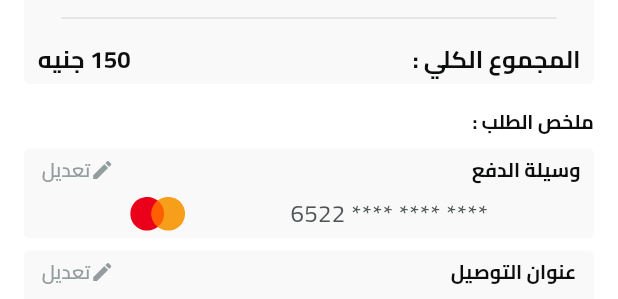
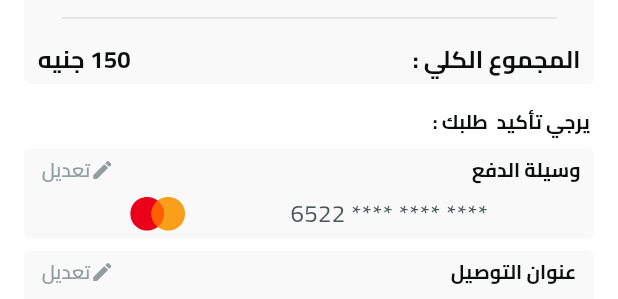
Before and after one commit to RafatMohamed/E-Commerce-App-Food-, a Flutter app: the CheckOutViewBody widget shown alone on an empty page, opened directly, swiped to page 4, on a phone screen of 412 x 824 dp. Shown: the part 285-584 px from the top of the screen. Run offline on Flutter 3.47's test engine with Material 3 defaults, Android fonts, the phone set to English and light mode, and no system bars; our stand-ins replace carousel_slider, cloud_firestore, dartz, firebase_auth, firebase_core, flutter_bloc and 4 more; missing offline and left inert: flutter_facebook_auth; accounts and stored records are empty.

```diff
--- a/lib/features/Checkout/view/widgets/address_view_body.dart
+++ b/lib/features/Checkout/view/widgets/address_view_body.dart
@@ -12,8 +12,6 @@ class AddressViewBody extends StatefulWidget {
 
 class _AddressViewBodyState extends State<AddressViewBody> {
   bool isSwitch = true;
-  @override
-  Widget build(BuildContext context) {
   final TextEditingController emailController = TextEditingController();
   final TextEditingController addressController = TextEditingController();
   final TextEditingController cityController = TextEditingController();
@@ -23,6 +21,21 @@ class _AddressViewBodyState extends State<AddressViewBody> {
 
   final GlobalKey<FormState> formKey = GlobalKey();
   AutovalidateMode autovalidateMode = AutovalidateMode.disabled;
+
+  @override
+  void dispose() {
+    emailController.dispose();
+    addressController.dispose();
+    cityController.dispose();
+    numberHouseController.dispose();
+    nameController.dispose();
+    phoneController.dispose();
+
+    super.dispose();
+  }
+
+  @override
+  Widget build(BuildContext context) {
     return Form(
       autovalidateMode: autovalidateMode,
       key: formKey,
@@ -99,7 +112,7 @@ class _AddressViewBodyState extends State<AddressViewBody> {
                 "حفظ العنوان",
                 style: TextStyle(color: AppColor.grayscale950),
               ),
-              SizedBox(width: 10),
+              const SizedBox(width: 10),
               Switch(
                 value: isSwitch,
                 onChanged: (value) {
--- a/lib/features/Checkout/view/widgets/check_out_view_body.dart
+++ b/lib/features/Checkout/view/widgets/check_out_view_body.dart
@@ -1,13 +1,7 @@
-import 'dart:developer';
-
 import 'package:flutter/material.dart';
-import 'package:flutter_svg/svg.dart';
-import 'package:food_app/core/utils/app_colors.dart';
-import 'package:food_app/core/utils/app_text_styles.dart';
 import 'package:food_app/core/widgets/custom_button.dart';
-
-import '../../../../core/utils/images.dart';
-import '../../../../core/widgets/custom_text_form_field.dart';
+import 'package:food_app/features/Checkout/view/widgets/step_body_checkout.dart';
+import 'package:food_app/features/Checkout/view/widgets/step_header_checkout.dart';
 import 'list_step_checkout.dart';
 
 class CheckOutViewBody extends StatefulWidget {
@@ -19,72 +13,28 @@ class CheckOutViewBody extends StatefulWidget {
 
 class _CheckOutViewBodyState extends State<CheckOutViewBody> {
   int _currentStep = 0;
-  final PageController _pageController = PageController();
-
+  late PageController _pageController;
+  @override
+  initState() {
+    super.initState();
+    _pageController = PageController(initialPage: _currentStep);
+  }
+  @override
+  void dispose() {
+    _pageController.dispose();
+    super.dispose();
+  }
   @override
   Widget build(BuildContext context) {
     return Column(
       children: [
-        SingleChildScrollView(
-          scrollDirection: Axis.horizontal,
-          child: Theme(
-            data: ThemeData(
-              canvasColor: Colors.transparent,
-              colorScheme: ColorScheme.light(
-                primary: AppColor.green1500,
-                onSurface: Color(0xffAAAAAA),
-              ),
-            ),
-            child: SizedBox(
-              height: 100,
-              width: MediaQuery.of(context).size.width * 1.5,
-              child: Stepper(
-                physics: NeverScrollableScrollPhysics(),
-                elevation: 0,
-                type: StepperType.horizontal,
-                currentStep: _currentStep,
-                controlsBuilder: (context, details) => const SizedBox(),
-                // onStepTapped: (step) {
-                //   setState(() => _currentStep = step);
-                //   // _pageController.jumpToPage(step);
-                // },
-                steps:
-                    listStepCheckout.map((title) {
-                      final index = listStepCheckout.indexOf(title);
-                      final isActive = _currentStep >= index;
-                      final color =
-                          isActive
-                              ? Theme.of(context).colorScheme.primary
-                              : Theme.of(context).colorScheme.onSurface;
-                      return Step(
-                        title: Text(title, style: TextStyle(color: color)),
-                        content: const SizedBox.shrink(),
-                        isActive: _currentStep >= index,
-                        state:
-                            _currentStep > index
-                                ? StepState.complete
-                                : StepState.indexed,
-                      );
-                    }).toList(),
-              ),
-            ),
-          ),
-        ),
-        Expanded(
-          child: Padding(
-            padding: const EdgeInsets.symmetric(horizontal: 16),
-            child: PageView.builder(
-              controller: _pageController,
-              physics: NeverScrollableScrollPhysics(),
-              onPageChanged: (index) {
-                setState(() => _currentStep = index);
-              },
-              itemCount: PagesViewCheckOut.length,
-              itemBuilder: (context, index) {
-                return PagesViewCheckOut[index];
-              },
-            ),
-          ),
+        StepHeaderCheckOut(currentStep: _currentStep),
+        StepBodyCheckOut(
+          currentStepTap: (index)
+          {
+          setState(() => _currentStep = index);
+          },
+          pageController: _pageController,
         ),
         Padding(
           padding: const EdgeInsets.symmetric(horizontal: 16, vertical: 8),
--- a/lib/features/Checkout/view/widgets/list_step_checkout.dart
+++ b/lib/features/Checkout/view/widgets/list_step_checkout.dart
@@ -5,9 +5,9 @@ import 'package:food_app/features/Checkout/view/widgets/shipping_view_body.dart'
 
 import '../../../../core/utils/images.dart';
 import 'address_view_body.dart';
-import 'check_out_view_body.dart';
+
 final List<String> listStepCheckout = ["الشحن", "العنوان", "الدفع","المراجعه",];
-final List<Widget> PagesViewCheckOut = [
+final List<Widget> pagesViewCheckOut = [
   const ShippingViewBody(),
   const AddressViewBody(),
   const PaymentViewBody(),
--- a/lib/features/Checkout/view/widgets/paying_view_body.dart
+++ b/lib/features/Checkout/view/widgets/paying_view_body.dart
@@ -1,13 +1,8 @@
-import 'dart:developer';
 
 import 'package:flutter/material.dart';
 import 'package:flutter_svg/svg.dart';
 import 'package:food_app/core/utils/app_colors.dart';
 import 'package:food_app/core/utils/app_text_styles.dart';
-import 'package:food_app/core/widgets/custom_button.dart';
-
-import '../../../../core/utils/images.dart';
-import '../../../../core/widgets/custom_text_form_field.dart';
 import'list_step_checkout.dart';
 
 
@@ -30,13 +25,13 @@ class _PaymentViewBodyState extends State<PaymentViewBody> {
           'أختار طريقه الدفع المناسبه :',
           style: TextStyles.bold13.copyWith(color: AppColor.grayscale950),
         ),
-        SizedBox(height: 15),
+        const SizedBox(height: 15),
         Text(
           'من فضلك اختر طريقه الدفع المناسبه لك.',
           textAlign: TextAlign.right,
           style: TextStyles.regular13.copyWith(color: AppColor.grayscale600),
         ),
-        SizedBox(height: 25),
+        const SizedBox(height: 25),
         Row(
           mainAxisAlignment: MainAxisAlignment.spaceEvenly,
           children: List.generate(cards.length, (index) {
--- a/lib/features/Checkout/view/widgets/review_view_body.dart
+++ b/lib/features/Checkout/view/widgets/review_view_body.dart
@@ -1,15 +1,7 @@
-import 'package:flutter/material.dart';
-
-import 'dart:developer';
-
 import 'package:flutter/material.dart';
 import 'package:flutter_svg/svg.dart';
 import 'package:food_app/core/utils/app_colors.dart';
 import 'package:food_app/core/utils/app_text_styles.dart';
-import 'package:food_app/core/widgets/custom_button.dart';
-
-import '../../../../core/utils/images.dart';
-import '../../../../core/widgets/custom_text_form_field.dart';
 import 'list_step_checkout.dart';
 
 class ReviewViewBody extends StatelessWidget {
@@ -24,7 +16,7 @@ class ReviewViewBody extends StatelessWidget {
           textDirection: TextDirection.rtl,
           style: TextStyles.bold13.copyWith(color: AppColor.grayscale950),
         ),
-        SizedBox(height: 8),
+        const SizedBox(height: 8),
         Container(
           padding: const EdgeInsets.symmetric(horizontal: 9, vertical: 5),
           clipBehavior: Clip.antiAlias,
@@ -57,7 +49,7 @@ class ReviewViewBody extends StatelessWidget {
                   ),
                 ],
               ),
-              SizedBox(height: 8),
+              const SizedBox(height: 8),
               Row(
                 mainAxisAlignment: MainAxisAlignment.spaceBetween,
                 crossAxisAlignment: CrossAxisAlignment.start,
@@ -79,9 +71,9 @@ class ReviewViewBody extends StatelessWidget {
                   ),
                 ],
               ),
-              SizedBox(height: 8),
-              Divider(thickness: 0.5, endIndent: 16, indent: 16),
-              SizedBox(height: 8),
+              const SizedBox(height: 8),
+              const Divider(thickness: 0.5, endIndent: 16, indent: 16),
+              const SizedBox(height: 8),
               Row(
                 mainAxisAlignment: MainAxisAlignment.spaceBetween,
                 crossAxisAlignment: CrossAxisAlignment.start,
@@ -106,13 +98,13 @@ class ReviewViewBody extends StatelessWidget {
             ],
           ),
         ),
-        SizedBox(height: 16),
+        const SizedBox(height: 16),
         Text(
-          'ملخص الطلب :',
+          ' يرجي تأكيد  طلبك :',
           textDirection: TextDirection.rtl,
           style: TextStyles.bold13.copyWith(color: AppColor.grayscale950),
         ),
-        SizedBox(height: 8),
+        const SizedBox(height: 8),
         Container(
           padding: const EdgeInsets.symmetric(horizontal: 9, vertical: 5),
           clipBehavior: Clip.antiAlias,
@@ -140,7 +132,7 @@ class ReviewViewBody extends StatelessWidget {
                             color: AppColor.grayscale400,
                           ),
                         ),
-                        Icon(Icons.edit,size: 16,color: AppColor.grayscale400,),
+                        const Icon(Icons.edit,size: 16,color: AppColor.grayscale400,),
                       ],
                     ),
                   ),
@@ -153,7 +145,7 @@ class ReviewViewBody extends StatelessWidget {
                   ),
                 ],
               ),
-              SizedBox(height: 8),
+              const SizedBox(height: 8),
               Row(
                 mainAxisAlignment: MainAxisAlignment.spaceEvenly,
                 crossAxisAlignment: CrossAxisAlignment.start,
@@ -174,7 +166,7 @@ class ReviewViewBody extends StatelessWidget {
             ],
           ),
         ),
-        SizedBox(height: 8),
+        const SizedBox(height: 8),
         Container(
           padding: const EdgeInsets.symmetric(horizontal: 9, vertical: 5),
           clipBehavior: Clip.antiAlias,
@@ -202,7 +194,7 @@ class ReviewViewBody extends StatelessWidget {
                             color: AppColor.grayscale400,
                           ),
                         ),
-                        Icon(Icons.edit,size: 16,color: AppColor.grayscale400,),
+                        const Icon(Icons.edit,size: 16,color: AppColor.grayscale400,),
                       ],
                     ),
                   ),
@@ -215,7 +207,7 @@ class ReviewViewBody extends StatelessWidget {
                   ),
                 ],
               ),
-              SizedBox(height: 8),
+              const SizedBox(height: 8),
               Row(
                 mainAxisAlignment: MainAxisAlignment.center,
                 crossAxisAlignment: CrossAxisAlignment.start,
@@ -227,8 +219,8 @@ class ReviewViewBody extends StatelessWidget {
                       color: AppColor.grayscale500,
                     ),
                   ),
-                  SizedBox(width: 8),
-                  Icon(Icons.location_on,size: 16,color: AppColor.grayscale400,),
+                  const SizedBox(width: 8),
+                  const Icon(Icons.location_on,size: 16,color: AppColor.grayscale400,),
                 ],
               ),
             ],
--- a/lib/features/Checkout/view/widgets/shipping_items_selected.dart
+++ b/lib/features/Checkout/view/widgets/shipping_items_selected.dart
@@ -22,7 +22,7 @@ class ShippingItemsSelected extends StatelessWidget {
     return GestureDetector(
       onTap: onTap,
       child: AnimatedContainer(
-        duration: Duration(milliseconds: 200),
+        duration: const Duration(milliseconds: 200),
         height: 90,
         width: double.infinity,
         padding: const EdgeInsets.only(top: 16, left: 13, bottom: 16),
@@ -31,9 +31,9 @@ class ShippingItemsSelected extends StatelessWidget {
             ? ShapeDecoration(
           color: const Color(0x33D9D9D9),
           shape: RoundedRectangleBorder(
-            side: BorderSide(
+            side: const BorderSide(
               width: 1,
-              color: const Color(0xFF1B5E37) /* Green1-500 */,
+              color: Color(0xFF1B5E37) /* Green1-500 */,
             ),
             borderRadius: BorderRadius.circular(4),
           ),
@@ -50,7 +50,7 @@ class ShippingItemsSelected extends StatelessWidget {
           mainAxisAlignment: MainAxisAlignment.spaceBetween,
           children: [
             Text(
-              '${price} جنيه  ',
+              '$price جنيه  ',
               style: TextStyles.bold13.copyWith(color: AppColor.green1500),
               textDirection: TextDirection.rtl,
             ),
@@ -70,18 +70,18 @@ class ShippingItemsSelected extends StatelessWidget {
                     Text(
                       subText,
                       style: TextStyles.regular13.copyWith(
-                        color: Colors.black.withOpacity(0.5),
+                        color: Colors.black.withValues(alpha: 0.5),
                       ),
                     ),
                   ],
                 ),
-                SizedBox(width: 10),
+                const SizedBox(width: 10),
                 isSelected
                     ? Container(
                   width: 18,
                   height: 18,
-                  decoration: ShapeDecoration(
-                    color: const Color(0xFF1B5E37) /* Green1-500 */,
+                  decoration: const ShapeDecoration(
+                    color: Color(0xFF1B5E37) /* Green1-500 */,
                     shape: OvalBorder(
                       side: BorderSide(width: 4, color: Colors.white),
                     ),
@@ -90,11 +90,11 @@ class ShippingItemsSelected extends StatelessWidget {
                     : Container(
                   width: 18,
                   height: 18,
-                  decoration: ShapeDecoration(
+                  decoration: const ShapeDecoration(
                     shape: OvalBorder(
                       side: BorderSide(
                         width: 1,
-                        color: const Color(0xFF949D9E),
+                        color: Color(0xFF949D9E),
                       ),
                     ),
                   ),
--- a/lib/features/Checkout/view/widgets/shipping_view_body.dart
+++ b/lib/features/Checkout/view/widgets/shipping_view_body.dart
@@ -1,16 +1,5 @@
-import 'dart:developer';
-
 import 'package:flutter/material.dart';
-import 'package:flutter_svg/svg.dart';
-import 'package:food_app/core/utils/app_colors.dart';
-import 'package:food_app/core/utils/app_text_styles.dart';
-import 'package:food_app/core/widgets/custom_button.dart';
 import 'package:food_app/features/Checkout/view/widgets/shipping_items_selected.dart';
-
-import '../../../../core/utils/images.dart';
-import '../../../../core/widgets/custom_text_form_field.dart';
-import 'check_out_view_body.dart';
-import 'list_step_checkout.dart';
 
 
 class ShippingViewBody extends StatefulWidget {
@@ -38,7 +27,7 @@ class _ShippingViewBodyState extends State<ShippingViewBody> {
             });
           },
         ),
-        SizedBox(height: 10),
+        const SizedBox(height: 10),
         ShippingItemsSelected(
           text: "اشتري الان وادفع لاحقا",
           subText: "يرجي تحديد طريقه الدفع",
--- /dev/null
+++ b/lib/features/Checkout/view/widgets/step_body_checkout.dart
@@ -0,0 +1,30 @@
+import 'package:flutter/material.dart';
+
+import 'list_step_checkout.dart';
+
+class StepBodyCheckOut extends StatelessWidget {
+  const StepBodyCheckOut({
+    super.key,
+    required this.currentStepTap,
+    required this.pageController,
+  }) ;
+  final PageController pageController;
+  final Function(int) currentStepTap;
+  @override
+  Widget build(BuildContext context) {
+    return  Expanded(
+      child: Padding(
+        padding: const EdgeInsets.symmetric(horizontal: 16),
+        child: PageView.builder(
+          controller: pageController,
+          physics: const NeverScrollableScrollPhysics(),
+          onPageChanged: currentStepTap,
+          itemCount: pagesViewCheckOut.length,
+          itemBuilder: (context, index) {
+            return pagesViewCheckOut[index];
+          },
+        ),
+      ),
+    );
+  }
+}
--- /dev/null
+++ b/lib/features/Checkout/view/widgets/step_header_checkout.dart
@@ -0,0 +1,57 @@
+import 'package:flutter/material.dart';
+
+import '../../../../core/utils/app_colors.dart';
+import 'list_step_checkout.dart';
+
+class StepHeaderCheckOut extends StatelessWidget {
+  const StepHeaderCheckOut({
+    super.key,
+    required int currentStep,
+  }) : _currentStep = currentStep;
+
+  final int _currentStep;
+
+  @override
+  Widget build(BuildContext context) {
+    return SingleChildScrollView(
+      scrollDirection: Axis.horizontal,
+      child: Theme(
+        data: ThemeData(
+          canvasColor: Colors.transparent,
+          colorScheme: const ColorScheme.light(
+            primary: AppColor.green1500,
+            onSurface: Color(0xffAAAAAA),
+          ),
+        ),
+        child: SizedBox(
+          height: 100,
+          width: MediaQuery.of(context).size.width * 1.5,
+          child: Stepper(
+            physics: const NeverScrollableScrollPhysics(),
+            elevation: 0,
+            type: StepperType.horizontal,
+            currentStep: _currentStep,
+            controlsBuilder: (context, details) => const SizedBox(),
+            steps: listStepCheckout.map((title) {
+              final index = listStepCheckout.indexOf(title);
+              final isActive = _currentStep >= index;
+              final color =
+              isActive
+                  ? Theme.of(context).colorScheme.primary
+                  : Theme.of(context).colorScheme.onSurface;
+              return Step(
+                title: Text(title, style: TextStyle(color: color)),
+                content: const SizedBox.shrink(),
+                isActive: _currentStep >= index,
+                state:
+                _currentStep > index
+                    ? StepState.complete
+                    : StepState.indexed,
+              );
+            }).toList(),
+          ),
+        ),
+      ),
+    );
+  }
+}
--- a/lib/features/cart/view/item_details_cart_view.dart
+++ b/lib/features/cart/view/item_details_cart_view.dart
@@ -42,7 +42,6 @@ class ItemDetailsCartView extends StatelessWidget {
         desc: "${productModel.weight_grams_per_unit} جرام",
       ),
     ];
-
 
     return Scaffold(
       body: Column(
```
Lines whose indentation alone changed are shown as unchanged.
